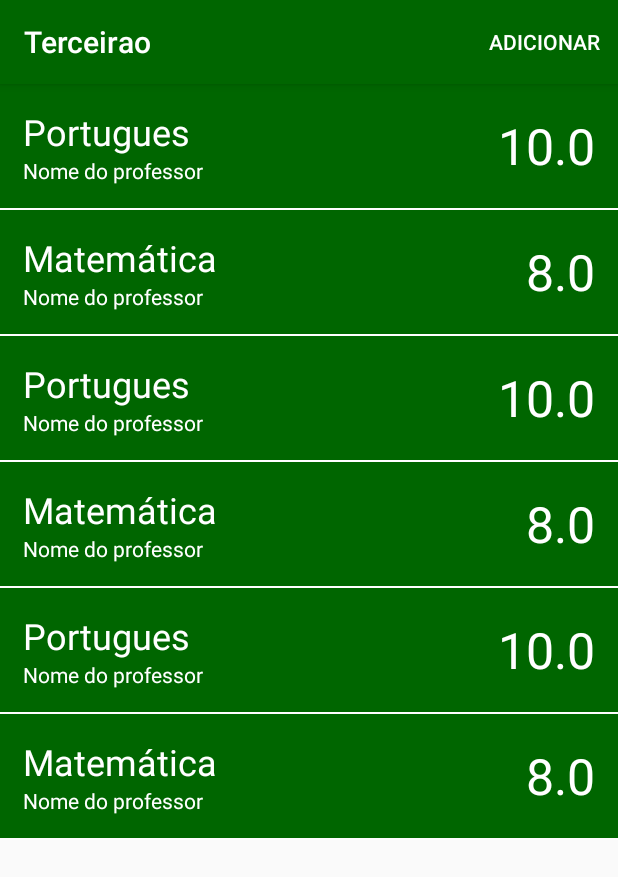
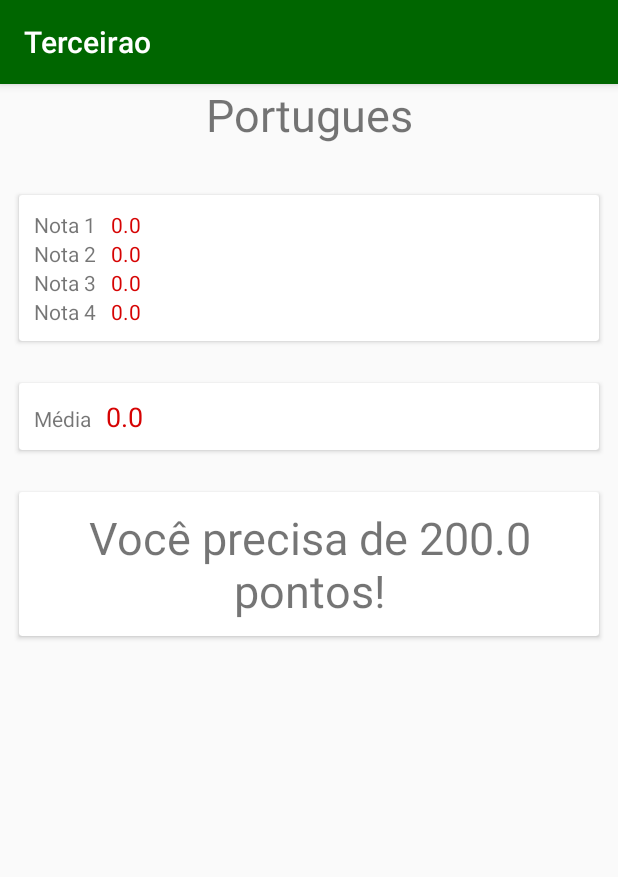
Before and after one commit to raphaelframos/devmov1, an Android app: the screen it shows after launch (NotasActivity before the commit, DetalheNotaActivity after it), after a tap on "Portugues", on a phone screen of 412 x 824 dp. Shown: the top 877 px of the screen. Run offline under Robolectric (Android 15) with nearby library versions, the phone set to English and light mode, and no system bars.

Commit message:
Tela de detalhe

```diff
--- a/Terceirao/app/src/main/java/com/raphaelframos/terceirao/DetalheNotaActivity.java
+++ b/Terceirao/app/src/main/java/com/raphaelframos/terceirao/DetalheNotaActivity.java
@@ -1,26 +1,82 @@
 package com.raphaelframos.terceirao;
 
+import android.support.v4.content.ContextCompat;
 import android.support.v7.app.AppCompatActivity;
 import android.os.Bundle;
+import android.widget.TextView;
 
 import com.raphaelframos.terceirao.model.Disciplina;
+import com.raphaelframos.terceirao.utils.GeralUtils;
+
+import java.util.ArrayList;
 
 public class DetalheNotaActivity extends AppCompatActivity {
+
+    private static final Double VALOR_PRE_ESTABELECIDO = 200.0;
+    private TextView textViewNomeProfessor;
+    private TextView textViewNomeDisciplina;
+    private TextView textViewMedia;
+    private TextView textViewNota1;
+    private TextView textViewNota2;
+    private TextView textViewNota3;
+    private TextView textViewNota4;
+    private TextView textViewFeedback;
 
     @Override
     protected void onCreate(Bundle savedInstanceState) {
         super.onCreate(savedInstanceState);
         setContentView(R.layout.activity_detalhe_nota);
 
-        Disciplina disciplina = new Disciplina();
-        disciplina.setNome("Portugues");
-        disciplina.setNomeDoProfessor("Renato");
-        disciplina.adicionaNota(50);
-        disciplina.adicionaNota(60);
-        disciplina.adicionaNota(50);
-        disciplina.adicionaNota(60);
+        textViewMedia = findViewById(R.id.text_view_media);
+        textViewNomeDisciplina = findViewById(R.id.text_view_detalhe_nome_disciplina);
+        textViewNomeProfessor = findViewById(R.id.text_view_detalhe_nome_professor);
+        textViewNota1 = findViewById(R.id.text_view_nota1);
+        textViewNota2 = findViewById(R.id.text_view_nota2);
+        textViewNota3 = findViewById(R.id.text_view_nota3);
+        textViewNota4 = findViewById(R.id.text_view_nota4);
+        textViewFeedback = findViewById(R.id.text_view_feedback);
 
-        disciplina.calculaMedia();
+        Disciplina disciplina = (Disciplina) getIntent().getSerializableExtra("disciplina");
+
+
+        textViewNomeProfessor.setText(disciplina.getNomeDoProfessor());
+        textViewNomeDisciplina.setText(disciplina.getNome());
+        Double nota1 = disciplina.getNotaUm();
+        Double nota2 = disciplina.getNotaDois();
+        Double nota3 = disciplina.getNotaTres();
+        Double nota4 = disciplina.getNotaQuatro();
+        Double media = disciplina.calculaMedia();
+        textViewNota1.setText(nota1.toString());
+        textViewNota1.setTextColor(GeralUtils.getCorPeloValor(getApplicationContext(), nota1));
+
+        textViewNota2.setText(nota2.toString());
+        textViewNota2.setTextColor(GeralUtils.getCorPeloValor(getApplicationContext(), nota2));
+
+        textViewNota3.setText(nota3.toString());
+        textViewNota3.setTextColor(GeralUtils.getCorPeloValor(getApplicationContext(), nota3));
+        textViewNota4.setText(nota4.toString());
+        textViewNota4.setTextColor(GeralUtils.getCorPeloValor(getApplicationContext(), nota4));
+        textViewMedia.setText(media.toString());
+        textViewMedia.setTextColor(GeralUtils.getCorPeloValor(getApplicationContext(), media));
+
+        Double feedback = calculaFeedback(disciplina.getNotas());
+        if(feedback > 0){
+            textViewFeedback.setText("Você precisa de " + feedback + " pontos!");
+        }else{
+            textViewFeedback.setText("Você está aprovado!");
+        }
+
+
 
     }
+
+    private Double calculaFeedback(ArrayList<Double> notas) {
+        Double somatorio = 0.0;
+
+        for(Double nota : notas){
+            somatorio += nota;
+        }
+
+        return VALOR_PRE_ESTABELECIDO - somatorio;
+    }
 }
--- a/Terceirao/app/src/main/java/com/raphaelframos/terceirao/adapter/NotaAdapter.java
+++ b/Terceirao/app/src/main/java/com/raphaelframos/terceirao/adapter/NotaAdapter.java
@@ -9,6 +9,7 @@ import android.view.ViewGroup;
 import android.widget.TextView;
 import android.widget.Toast;
 
+import com.raphaelframos.terceirao.DetalheNotaActivity;
 import com.raphaelframos.terceirao.NovaDisciplinaActivity;
 import com.raphaelframos.terceirao.R;
 import com.raphaelframos.terceirao.model.Disciplina;
@@ -48,7 +49,9 @@ public class NotaAdapter extends RecyclerView.Adapter<NotaAdapter.NotaViewHolder
         holder.itemView.setOnClickListener(new View.OnClickListener() {
             @Override
             public void onClick(View view) {
-                Toast.makeText(context,"Cliquei com click curto", Toast.LENGTH_LONG).show();
+                Intent it = new Intent(context, DetalheNotaActivity.class);
+                it.putExtra("disciplina", disciplina);
+                context.startActivity(it);
             }
         });
 
--- a/Terceirao/app/src/main/java/com/raphaelframos/terceirao/model/Disciplina.java
+++ b/Terceirao/app/src/main/java/com/raphaelframos/terceirao/model/Disciplina.java
@@ -61,12 +61,41 @@ public class Disciplina implements Serializable{
         notas.add(nota);
     }
 
-    public void calculaMedia() {
+    public Double calculaMedia() {
+
+        if(notas == null || notas.size() == 0){
+            return 0.0;
+        }
 
         double media = 0;
         for(double nota : notas){
             media = media + nota;
         }
         media = media/notas.size();
+        return media;
+    }
+
+    public Double getNota(int posicao){
+        try{
+            return notas.get(posicao-1);
+        }catch (Exception e){
+            return 0.0;
+        }
+    }
+
+    public Double getNotaUm() {
+        return getNota(1);
+    }
+
+    public Double getNotaDois() {
+        return getNota(2);
+    }
+
+    public Double getNotaTres() {
+        return getNota(3);
+    }
+
+    public Double getNotaQuatro() {
+        return getNota(4);
     }
 }
--- /dev/null
+++ b/Terceirao/app/src/main/java/com/raphaelframos/terceirao/utils/GeralUtils.java
@@ -0,0 +1,18 @@
+package com.raphaelframos.terceirao.utils;
+
+import android.content.Context;
+import android.support.v4.content.ContextCompat;
+
+import com.raphaelframos.terceirao.R;
+
+public class GeralUtils {
+
+    private static final double MEDIA = 50;
+
+    public static int getCorPeloValor(Context context, double valor){
+        if(valor < MEDIA){
+            return ContextCompat.getColor(context, R.color.vermelho);
+        }
+        return ContextCompat.getColor(context, R.color.azul);
+    }
+}
--- a/Terceirao/app/src/main/res/layout/activity_detalhe_nota.xml
+++ b/Terceirao/app/src/main/res/layout/activity_detalhe_nota.xml
@@ -8,7 +8,7 @@
     tools:context=".DetalheNotaActivity">
 
     <TextView
-        android:text="Nome da disciplina"
+        android:id="@+id/text_view_detalhe_nome_disciplina"
         android:textSize="30sp"
         android:gravity="center_horizontal"
         android:layout_width="match_parent"
@@ -16,9 +16,15 @@
 
     <TextView
         android:gravity="center_horizontal"
-        android:text="Nome do professor"
+        android:id="@+id/text_view_detalhe_nome_professor"
         android:layout_width="match_parent"
         android:layout_height="wrap_content" />
+
+    <android.support.v7.widget.CardView
+        android:layout_margin="10dp"
+        app:cardUseCompatPadding="true"
+        android:layout_width="match_parent"
+        android:layout_height="wrap_content">
 
         <TableLayout
             android:layout_margin="10dp"
@@ -73,6 +79,21 @@
                     android:layout_height="wrap_content"/>
             </TableRow>
 
+        </TableLayout>
+
+    </android.support.v7.widget.CardView>
+
+    <android.support.v7.widget.CardView
+        app:cardUseCompatPadding="true"
+        android:layout_margin="10dp"
+        android:layout_width="match_parent"
+        android:layout_height="wrap_content">
+
+        <TableLayout
+            android:layout_margin="10dp"
+            android:layout_width="match_parent"
+            android:layout_height="wrap_content">
+
             <TableRow>
 
                 <TextView android:layout_width="wrap_content"
@@ -81,9 +102,29 @@
 
                 <TextView android:layout_width="wrap_content"
                     android:layout_marginLeft="10dp"
+                    android:textSize="18sp"
                     android:id="@+id/text_view_media"
                     android:layout_height="wrap_content"/>
             </TableRow>
         </TableLayout>
 
+    </android.support.v7.widget.CardView>
+
+    <android.support.v7.widget.CardView
+        app:cardUseCompatPadding="true"
+        android:layout_margin="10dp"
+        android:layout_width="match_parent"
+        android:layout_height="wrap_content">
+
+        <TextView
+            android:gravity="center_horizontal"
+            android:layout_margin="10dp"
+            android:textSize="30sp"
+            android:id="@+id/text_view_feedback"
+            android:layout_width="match_parent"
+            android:layout_height="wrap_content" />
+    </android.support.v7.widget.CardView>
+
+
+
 </LinearLayout>
--- a/Terceirao/app/src/main/res/values/colors.xml
+++ b/Terceirao/app/src/main/res/values/colors.xml
@@ -4,4 +4,5 @@
     <color name="colorPrimaryDark">#002800</color>
     <color name="colorAccent">#004D4D</color>
     <color name="vermelho">#d60303</color>
+    <color name="azul">#1a3cfd</color>
 </resources>
```
Lines whose indentation alone changed are shown as unchanged.
